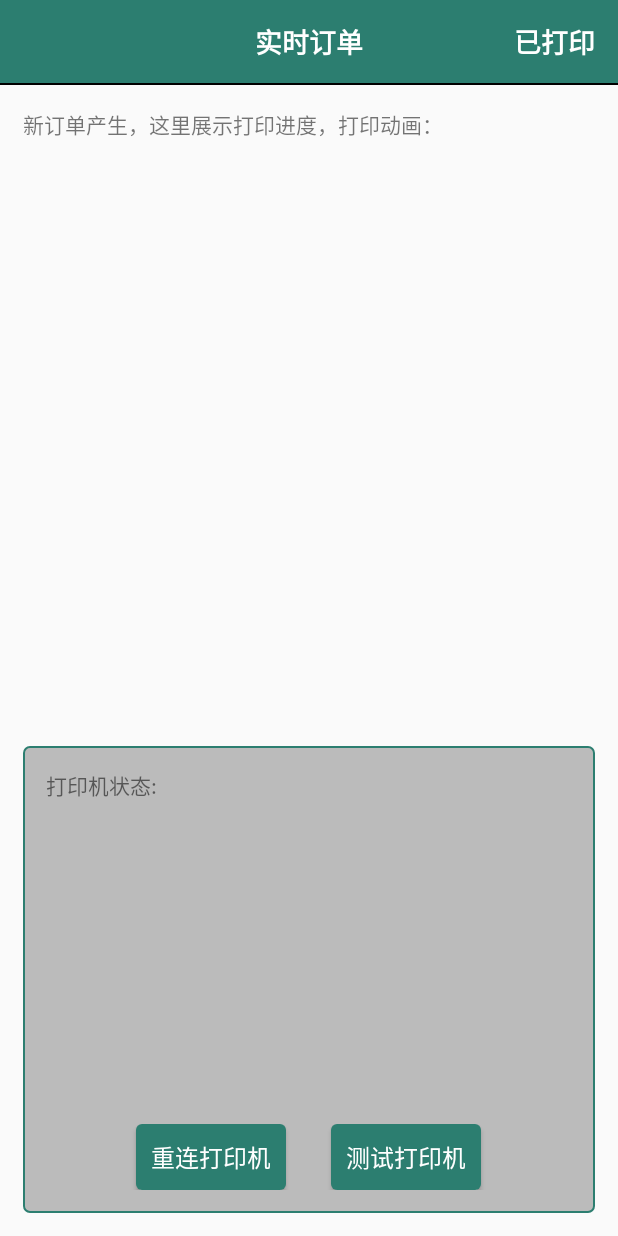
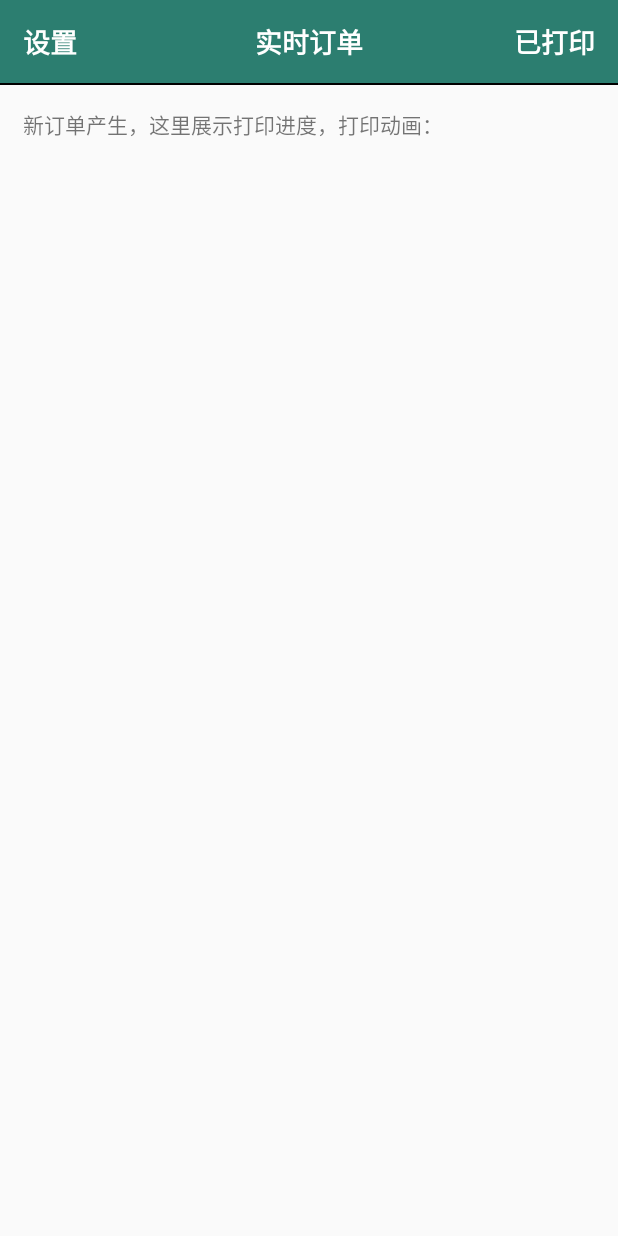
Before and after one commit to BlueGuys/DaoDian, an Android app: the layout activity_main.xml on its own in the app's theme, with its tools: preview values and no code run, on a phone screen of 412 x 824 dp. Run offline under Robolectric (Android 15) with nearby library versions, the phone set to English and light mode, and no system bars.

Commit message:
Add 基础功能完善 打印区、新订单区

```diff
--- a/app/src/main/java/com/swolo/daodian/business/login/LoginActivity.java
+++ b/app/src/main/java/com/swolo/daodian/business/login/LoginActivity.java
@@ -10,6 +10,7 @@ import com.kongzue.baseokhttp.util.Parameter;
 import com.swolo.daodian.AccountManager;
 import com.swolo.daodian.R;
 import com.swolo.daodian.network.NetworkConfig;
+import com.swolo.daodian.ui.ActivityUtil;
 import com.swolo.daodian.ui.BaseActivity;
 import com.swolo.daodian.utils.GsonUtils;
 import com.swolo.daodian.utils.StringUtils;
@@ -42,7 +43,8 @@ public class LoginActivity extends BaseActivity {
                     UserResult result = GsonUtils.gsonResolve(main, UserResult.class);
                     if (result.isSuccessful()) {
                         showToast("登录成功！");
-                        AccountManager.getInstance().setUserInfo(GsonUtils.toJson(result.data));
+                        AccountManager.getInstance().setUserInfo(GsonUtils.toJson(result));
+                        ActivityUtil.goBack(LoginActivity.this);
                     } else {
                         showToast(result.getMsg());
                     }
--- a/app/src/main/res/layout/activity_main.xml
+++ b/app/src/main/res/layout/activity_main.xml
@@ -9,6 +9,19 @@
         android:layout_width="match_parent"
         android:layout_height="55dp"
         android:background="@color/green">
+
+        <TextView
+            android:layout_width="wrap_content"
+            android:layout_height="match_parent"
+            android:paddingHorizontal="15dp"
+            android:gravity="center"
+            android:text="设置"
+            android:onClick="printSetting"
+            android:layout_centerVertical="true"
+            android:layout_alignParentLeft="true"
+            android:textColor="@color/white"
+            android:textSize="@dimen/text_size_18"
+            android:textStyle="bold" />
 
         <TextView
             android:layout_width="wrap_content"
@@ -40,24 +53,13 @@
         android:background="@color/black" />
 
     <LinearLayout
-        android:layout_width="match_parent"
-        android:layout_height="0dp"
-        android:layout_weight="1"
-        android:padding="15dp">
-
-        <TextView
-            android:layout_width="wrap_content"
-            android:layout_height="wrap_content"
-            android:text="新订单产生，这里展示打印进度，打印动画："/>
-
-    </LinearLayout>
-
-    <LinearLayout
+        android:id="@+id/linear_setting"
         android:layout_width="match_parent"
         android:layout_height="wrap_content"
         android:layout_margin="15dp"
         android:background="@drawable/common_linear"
-        android:orientation="vertical">
+        android:orientation="vertical"
+        android:visibility="gone">
 
         <TextView
             android:layout_width="wrap_content"
@@ -94,8 +96,18 @@
                 android:layout_height="44dp"
                 android:layout_marginLeft="30dp"
                 android:background="@drawable/common_btn_selector"
-                android:onClick="print"
+                android:onClick="testPrint"
                 android:text="测试打印机"
+                android:textColor="@color/white"
+                android:textSize="@dimen/text_size_16" />
+
+            <Button
+                android:layout_width="100dp"
+                android:layout_height="44dp"
+                android:layout_marginLeft="30dp"
+                android:background="@drawable/common_btn_selector"
+                android:onClick="hideSetting"
+                android:text="隐藏"
                 android:textColor="@color/white"
                 android:textSize="@dimen/text_size_16" />
 
@@ -104,4 +116,17 @@
 
     </LinearLayout>
 
+    <LinearLayout
+        android:layout_width="match_parent"
+        android:layout_height="0dp"
+        android:layout_weight="1"
+        android:padding="15dp">
+
+        <TextView
+            android:layout_width="wrap_content"
+            android:layout_height="wrap_content"
+            android:text="新订单产生，这里展示打印进度，打印动画："/>
+
+    </LinearLayout>
+
 </LinearLayout>
--- a/app/src/main/res/values/strings.xml
+++ b/app/src/main/res/values/strings.xml
@@ -1,5 +1,5 @@
 <resources>
-    <string name="app_name">沛谊订单提醒</string>
+    <string name="app_name">A沛谊订单提醒</string>
     <string name="choose_business_category">选择经营类别</string>
 
 
```
Also changed, not shown: app/src/main/AndroidManifest.xml (+9 -0 lines), app/src/main/java/com/swolo/daodian/business/login/UserResult.java (+6 -6 lines), app/src/main/java/com/swolo/daodian/business/main/MainActivity.java (+124 -8 lines), app/src/main/java/com/swolo/daodian/business/main/NewOrderResult.java (added, +32 -0 lines), app/src/main/java/com/swolo/daodian/business/main/PrintContent.java (+46 -0 lines), app/src/main/java/com/swolo/daodian/network/NetworkConfig.java (+18 -3 lines), 1 other file.
